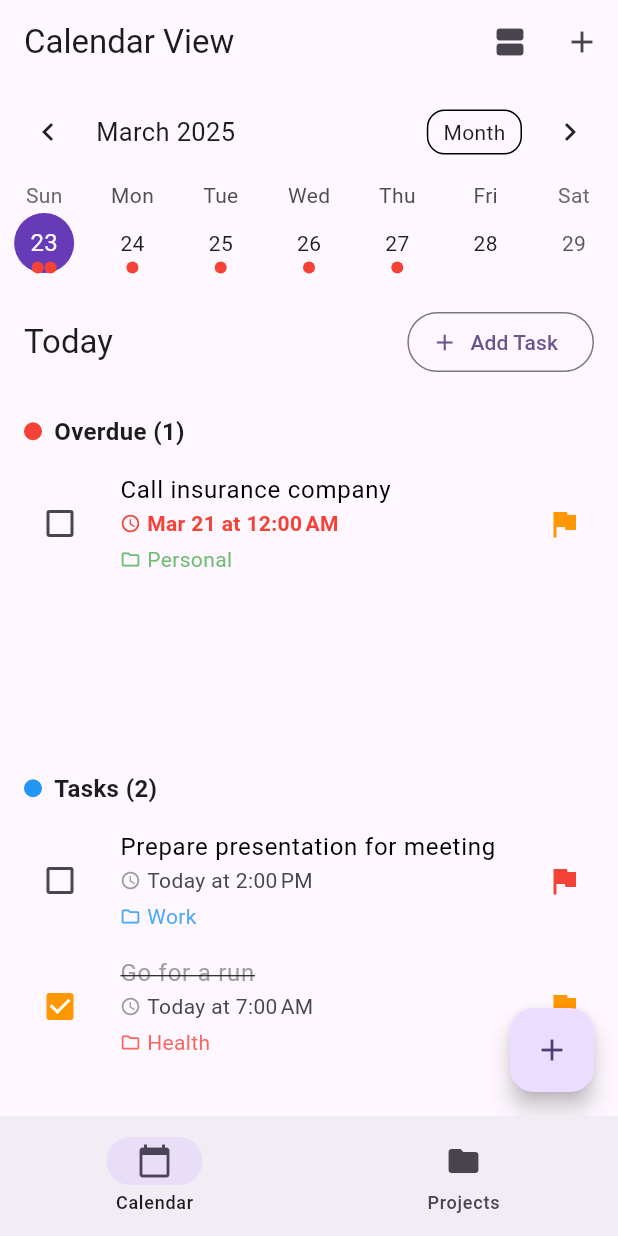
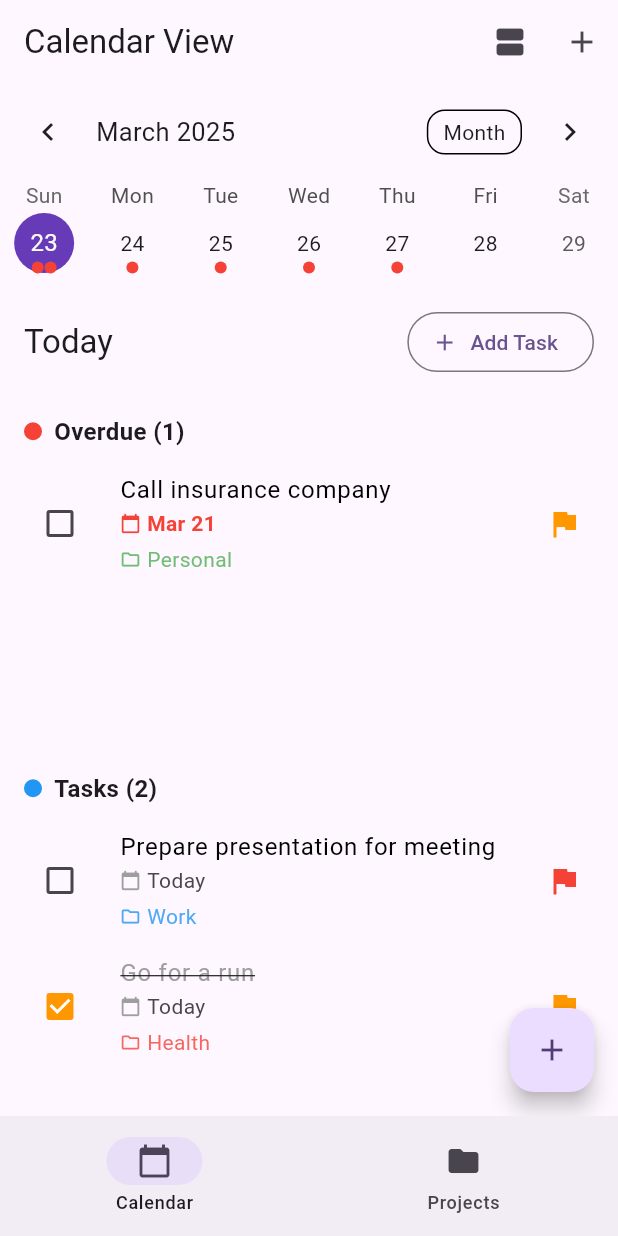
Before and after one commit to MOVING2014/GTD4, a Flutter app: the screen it shows after launch, on a phone screen of 412 x 824 dp. Run offline on Flutter 3.47's test engine with Material 3 defaults, Android fonts, the phone set to English and light mode, and no system bars; drawn by our look-alikes of flutter_slidable, table_calendar.

Commit message:
基本页面去掉了时间

```diff
--- a/lib/data/mock_data.dart
+++ b/lib/data/mock_data.dart
@@ -47,6 +47,7 @@ class MockData {
   // Generate demo tasks
   static List<Task> getDemoTasks() {
     final now = DateTime.now();
+    final today = DateTime(now.year, now.month, now.day);
 
     return [
       // Today's tasks
@@ -54,22 +55,22 @@ class MockData {
         id: 't1',
         title: 'Prepare presentation for meeting',
         notes: 'Focus on Q2 results and future projections',
-        dueDate: DateTime(now.year, now.month, now.day, 14, 0),
+        dueDate: today,
         priority: TaskPriority.high,
         status: TaskStatus.inProgress,
         projectId: 'p1',
-        createdAt: now.subtract(const Duration(days: 2)),
+        createdAt: today.subtract(const Duration(days: 2)),
         tags: ['meeting', 'presentation'],
       ),
       Task(
         id: 't2',
         title: 'Go for a run',
-        dueDate: DateTime(now.year, now.month, now.day, 7, 0),
+        dueDate: today,
         priority: TaskPriority.medium,
         status: TaskStatus.completed,
         projectId: 'p4',
-        createdAt: now.subtract(const Duration(days: 1)),
-        completedAt: now,
+        createdAt: today.subtract(const Duration(days: 1)),
+        completedAt: today,
         isRecurring: true,
         recurrenceRule: 'FREQ=DAILY',
       ),
@@ -78,11 +79,11 @@ class MockData {
       Task(
         id: 't3',
         title: 'Review project proposal',
-        dueDate: DateTime(now.year, now.month, now.day + 1, 11, 0),
+        dueDate: DateTime(today.year, today.month, today.day + 1),
         priority: TaskPriority.medium,
         status: TaskStatus.notStarted,
         projectId: 'p1',
-        createdAt: now.subtract(const Duration(days: 3)),
+        createdAt: today.subtract(const Duration(days: 3)),
       ),
 
       // This week's tasks
@@ -90,31 +91,31 @@ class MockData {
         id: 't4',
         title: 'Plan weekend trip',
         notes: 'Check accommodations and transportation options',
-        dueDate: DateTime(now.year, now.month, now.day + 3),
+        dueDate: DateTime(today.year, today.month, today.day + 3),
         priority: TaskPriority.low,
         status: TaskStatus.notStarted,
         projectId: 'p2',
-        createdAt: now.subtract(const Duration(days: 7)),
+        createdAt: today.subtract(const Duration(days: 7)),
       ),
       Task(
         id: 't5',
         title: 'Fix kitchen sink',
-        dueDate: DateTime(now.year, now.month, now.day + 4),
+        dueDate: DateTime(today.year, today.month, today.day + 4),
         priority: TaskPriority.high,
         status: TaskStatus.notStarted,
         projectId: 'p3',
-        createdAt: now.subtract(const Duration(days: 2)),
+        createdAt: today.subtract(const Duration(days: 2)),
       ),
 
       // Next week's tasks
       Task(
         id: 't6',
         title: 'Quarterly budget review',
-        dueDate: DateTime(now.year, now.month, now.day + 8),
+        dueDate: DateTime(today.year, today.month, today.day + 8),
         priority: TaskPriority.high,
         status: TaskStatus.notStarted,
         projectId: 'p1',
-        createdAt: now.subtract(const Duration(days: 10)),
+        createdAt: today.subtract(const Duration(days: 10)),
         tags: ['finance', 'quarterly'],
       ),
 
@@ -122,11 +123,11 @@ class MockData {
       Task(
         id: 't7',
         title: 'Call insurance company',
-        dueDate: DateTime(now.year, now.month, now.day - 2),
+        dueDate: DateTime(today.year, today.month, today.day - 2),
         priority: TaskPriority.medium,
         status: TaskStatus.notStarted,
         projectId: 'p2',
-        createdAt: now.subtract(const Duration(days: 5)),
+        createdAt: today.subtract(const Duration(days: 5)),
       ),
 
       // No due date tasks
@@ -137,7 +138,7 @@ class MockData {
         priority: TaskPriority.low,
         status: TaskStatus.notStarted,
         projectId: 'p5',
-        createdAt: now.subtract(const Duration(days: 14)),
+        createdAt: today.subtract(const Duration(days: 14)),
         tags: ['learning', 'programming'],
       ),
 
@@ -145,22 +146,22 @@ class MockData {
       Task(
         id: 't9',
         title: 'Start meditation practice',
-        dueDate: DateTime(now.year, now.month, now.day + 2),
+        dueDate: DateTime(today.year, today.month, today.day + 2),
         priority: TaskPriority.medium,
         status: TaskStatus.notStarted,
         projectId: 'p4',
-        createdAt: now.subtract(const Duration(days: 3)),
+        createdAt: today.subtract(const Duration(days: 3)),
         isRecurring: true,
         recurrenceRule: 'FREQ=DAILY',
       ),
       Task(
         id: 't10',
         title: 'Read book on productivity',
-        dueDate: DateTime(now.year, now.month, now.day + 10),
+        dueDate: DateTime(today.year, today.month, today.day + 10),
         priority: TaskPriority.low,
         status: TaskStatus.inProgress,
         projectId: 'p5',
-        createdAt: now.subtract(const Duration(days: 20)),
+        createdAt: today.subtract(const Duration(days: 20)),
         tags: ['reading', 'productivity'],
       ),
     ];
--- a/lib/models/task.dart
+++ b/lib/models/task.dart
@@ -84,7 +84,12 @@ class Task {
   // Check if task is overdue
   bool get isOverdue {
     if (dueDate == null || status == TaskStatus.completed) return false;
-    return dueDate!.isBefore(DateTime.now());
+
+    final now = DateTime.now();
+    final today = DateTime(now.year, now.month, now.day);
+    final dueDay = DateTime(dueDate!.year, dueDate!.month, dueDate!.day);
+
+    return dueDay.isBefore(today);
   }
 
   // Check if task is due today
--- a/lib/providers/task_provider.dart
+++ b/lib/providers/task_provider.dart
@@ -44,10 +44,12 @@ class TaskProvider with ChangeNotifier {
   // Get overdue tasks
   List<Task> get overdueTasks {
     final now = DateTime.now();
+    final today = DateTime(now.year, now.month, now.day);
+
     return _tasks
         .where((task) =>
           task.dueDate != null &&
-          task.dueDate!.isBefore(DateTime(now.year, now.month, now.day)) &&
+          DateTime(task.dueDate!.year, task.dueDate!.month, task.dueDate!.day).isBefore(today) &&
           task.status != TaskStatus.completed)
         .toList();
   }
--- a/lib/screens/calendar_screen.dart
+++ b/lib/screens/calendar_screen.dart
@@ -163,8 +163,6 @@ class _CalendarScreenState extends State<CalendarScreen> {
               _selectedDay.year,
               _selectedDay.month,
               _selectedDay.day,
-              12, // 默认中午
-              0,
             ),
             createdAt: DateTime.now(),
           ),
--- a/lib/widgets/task_list_item.dart
+++ b/lib/widgets/task_list_item.dart
@@ -137,9 +137,8 @@ class TaskListItem extends StatelessWidget {
   Widget _buildSubtitle(Project? project) {
     final List<Widget> elements = [];
 
-    // 显示到期时间（如果有）
+    // 显示到期日期（如果有）
     if (task.dueDate != null) {
-      final timeString = DateFormat.jm().format(task.dueDate!);
       final dateString = task.isDueToday
           ? 'Today'
           : DateFormat.MMMd().format(task.dueDate!);
@@ -148,13 +147,13 @@ class TaskListItem extends StatelessWidget {
         Row(
           children: [
             Icon(
-              Icons.access_time,
+              Icons.calendar_today,
               size: 14,
               color: task.isOverdue ? Colors.red : Colors.grey,
             ),
             const SizedBox(width: 4),
             Text(
-              '$dateString at $timeString',
+              dateString,
               style: TextStyle(
                 color: task.isOverdue ? Colors.red : null,
                 fontWeight: task.isOverdue ? FontWeight.bold : null,
```
Also changed, not shown: lib/screens/task_form_screen.dart (+6 -58 lines), lib/utils/date_utils.dart (+1 -6 lines).
